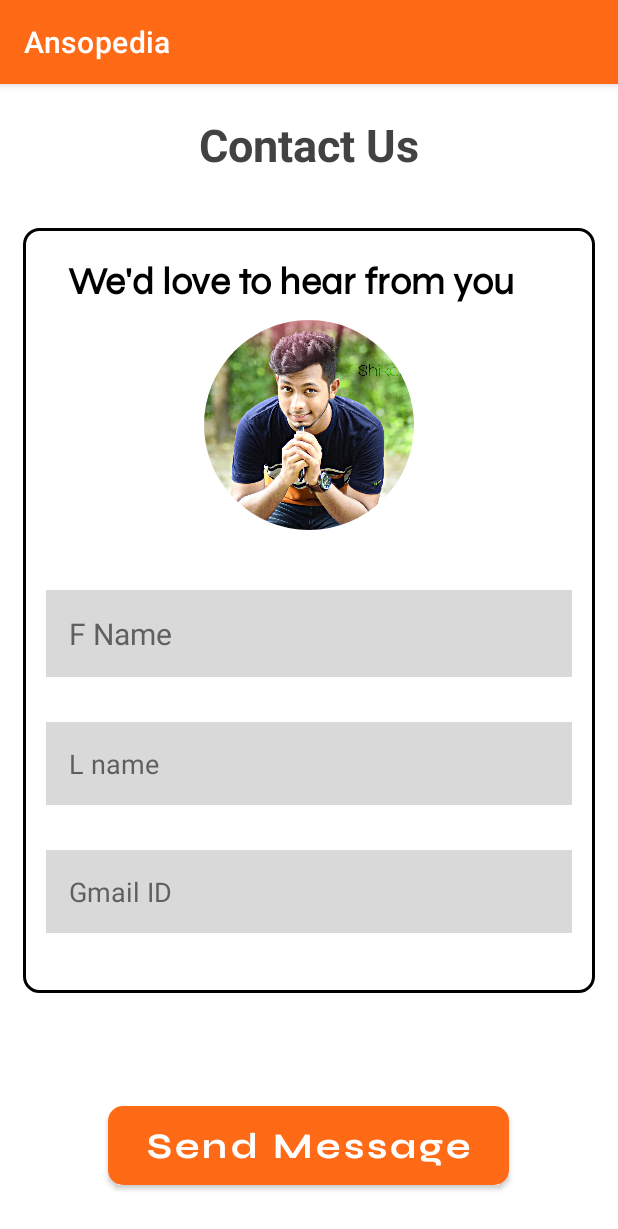
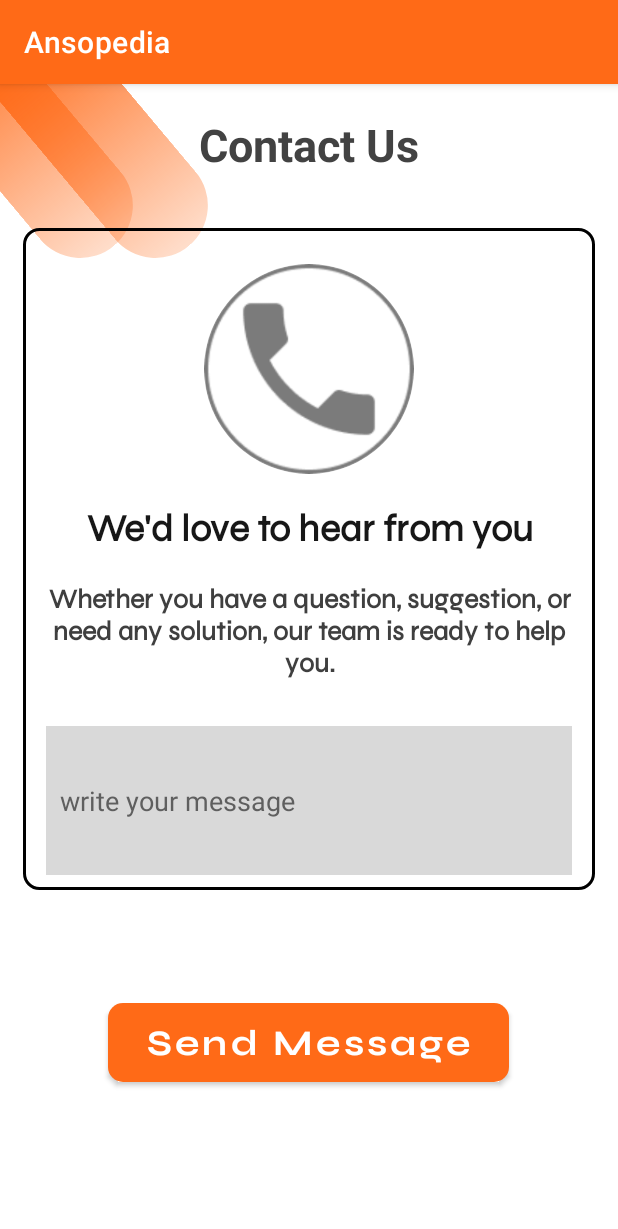
Before and after one commit to Shahbibek/Ansopedia, an Android app: the ContactUsActivity screen opened directly, with no data from a screen before it, on a phone screen of 412 x 824 dp. Shown: the top 1229 px of the screen. Run offline under Robolectric (Android 15) with nearby library versions, the phone set to English and light mode, and no system bars.

Commit message:
Updated contact us page and edit_profile

```diff
--- a/app/src/main/res/layout/activity_contact_us.xml
+++ b/app/src/main/res/layout/activity_contact_us.xml
@@ -8,6 +8,26 @@
     <RelativeLayout
         android:layout_width="match_parent"
         android:layout_height="wrap_content">
+
+        <androidx.constraintlayout.utils.widget.MotionLabel
+            android:layout_width="190dp"
+            android:layout_height="70dp"
+            android:layout_marginLeft="-30dp"
+            android:background="@drawable/ovalshape"
+            android:rotation="50"
+            android:text="">
+
+        </androidx.constraintlayout.utils.widget.MotionLabel>
+
+        <androidx.constraintlayout.utils.widget.MotionLabel
+            android:layout_width="190dp"
+            android:layout_height="70dp"
+            android:layout_marginLeft="-80dp"
+            android:background="@drawable/ovalshape"
+            android:rotation="50"
+            android:text="">
+
+        </androidx.constraintlayout.utils.widget.MotionLabel>
 
 
         <TextView
@@ -37,67 +57,41 @@
             android:layout_marginBottom="15dp"
             android:background="@drawable/layout_border">
 
-<!--            &#45;&#45;&#45;&#45;-->
 
-            <com.google.android.material.textfield.TextInputEditText
-                android:id="@+id/address1"
+            <TextView
+                android:id="@+id/card1_course"
                 android:layout_width="match_parent"
                 android:layout_height="wrap_content"
                 android:layout_below="@+id/imgChangeLayout"
+                android:fontFamily="@font/syne"
+                android:text="Whether you have a question, suggestion, or
+                    need any solution, our team is ready to help
+                    you."
+                android:textAlignment="center"
+                android:textColor="#3f3f3f"
+                android:textSize="18sp"
+                android:textStyle="bold" />
+
+            <com.google.android.material.textfield.TextInputEditText
+                android:id="@+id/textbox1"
+                android:layout_width="364dp"
+                android:layout_height="99dp"
+                android:layout_below="@+id/card1_course"
                 android:layout_marginStart="15dp"
-                android:layout_marginTop="10dp"
+                android:layout_marginTop="31dp"
                 android:layout_marginEnd="15dp"
                 android:layout_marginBottom="10dp"
                 android:background="@color/editText_bg"
                 android:drawablePadding="20dp"
                 android:fontFamily="verdana"
-                android:hint="F Name"
-                android:inputType="textPersonName"
-                android:padding="15dp"
+                android:hint="  write your message"
+
+                android:inputType="text"
                 android:textColorHint="@color/lightWhite"
-                android:textSize="20dp"
+                android:textSize="18sp"
                 android:textStyle="normal"
                 tools:layout_editor_absoluteX="2dp" />
 
-            <com.google.android.material.textfield.TextInputEditText
-                android:id="@+id/address2"
-                android:layout_width="match_parent"
-                android:layout_height="wrap_content"
-                android:layout_below="@+id/address1"
-                android:layout_marginStart="15dp"
-                android:layout_marginTop="20dp"
-                android:layout_marginEnd="15dp"
-                android:layout_marginBottom="10dp"
-                android:background="@color/editText_bg"
-                android:drawablePadding="20dp"
-                android:fontFamily="verdana"
-                android:hint="L name"
-                android:inputType="phone"
-                android:padding="15dp"
-                android:textColorHint="@color/lightWhite"
-                android:textSize="18dp"
-                android:textStyle="normal"
-                tools:layout_editor_absoluteX="2dp" />
-
-            <com.google.android.material.textfield.TextInputEditText
-                android:id="@+id/pincode"
-                android:layout_width="match_parent"
-                android:layout_height="wrap_content"
-                android:layout_below="@+id/address2"
-                android:layout_marginStart="15dp"
-                android:layout_marginTop="20dp"
-                android:layout_marginEnd="15dp"
-                android:layout_marginBottom="40dp"
-                android:background="@color/editText_bg"
-                android:drawablePadding="20dp"
-                android:fontFamily="verdana"
-                android:hint="Gmail ID"
-                android:inputType="textEmailAddress"
-                android:padding="15dp"
-                android:textColorHint="@color/lightWhite"
-                android:textSize="18dp"
-                android:textStyle="normal"
-                tools:layout_editor_absoluteX="2dp" />
 
             <LinearLayout
                 android:id="@+id/imgChangeLayout"
@@ -109,27 +103,27 @@
                 android:gravity="center"
                 android:orientation="vertical">
 
+                <com.google.android.material.imageview.ShapeableImageView
+                    android:id="@+id/changeImg"
+                    android:layout_width="140dp"
+                    android:layout_height="140dp"
+                    android:layout_marginVertical="10dp"
+                    android:src="@drawable/contact_icon"
+                    app:shapeAppearanceOverlay="@style/roundimageview" />
+
                 <TextView
                     android:id="@+id/addHeading"
                     android:layout_width="match_parent"
                     android:layout_height="wrap_content"
                     android:layout_below="@+id/imgChangeLayout"
-                    android:layout_marginStart="20dp"
-                    android:layout_marginTop="5dp"
+                    android:layout_marginTop="10dp"
                     android:fontFamily="@font/syne"
-                    android:gravity="start"
                     android:text="We'd love to hear from you"
-                    android:textColor="@color/black"
+                    android:textAlignment="center"
+                    android:textColor="#171717"
                     android:textSize="25sp"
                     android:textStyle="bold" />
 
-                <com.google.android.material.imageview.ShapeableImageView
-                    android:id="@+id/changeImg"
-                    android:layout_width="140dp"
-                    android:layout_height="140dp"
-                    android:layout_marginVertical="10dp"
-                    android:src="@drawable/shikat"
-                    app:shapeAppearanceOverlay="@style/roundimageview" />
 
             </LinearLayout>
 
--- a/app/src/main/res/layout/activity_edit_profile.xml
+++ b/app/src/main/res/layout/activity_edit_profile.xml
@@ -8,6 +8,25 @@
     <RelativeLayout
         android:layout_width="match_parent"
         android:layout_height="wrap_content">
+
+        <androidx.constraintlayout.utils.widget.MotionLabel
+            android:layout_width="190dp"
+            android:layout_height="70dp"
+            android:layout_marginLeft="-30dp"
+            android:background="@drawable/ovalshape"
+            android:rotation="50"
+            android:text="">
+        </androidx.constraintlayout.utils.widget.MotionLabel>
+
+        <androidx.constraintlayout.utils.widget.MotionLabel
+            android:layout_width="190dp"
+            android:layout_height="70dp"
+            android:layout_marginLeft="-80dp"
+            android:background="@drawable/ovalshape"
+            android:rotation="50"
+            android:text="">
+
+        </androidx.constraintlayout.utils.widget.MotionLabel>
 
 
         <TextView
```
Also changed, not shown: app/src/main/res/drawable-v24/contact_icon.png (added).
